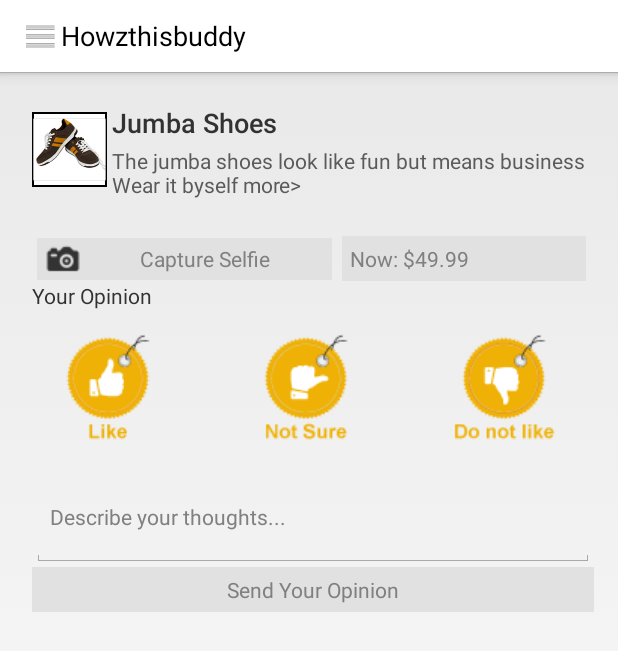
After one commit to veenunalla/HowzIsThisBuddy, an Android app: the layout activity_popup_view.xml on its own in the app's theme, with its tools: preview values and no code run, on a phone screen of 412 x 824 dp. The commit adds this screen. Shown: the top 651 px of the screen. Run offline under Robolectric (Android 15) with nearby library versions, the phone set to English and light mode, and no system bars.

Commit message:
Popup View for the Notification Completed.

```diff
--- a/app/src/main/AndroidManifest.xml
+++ b/app/src/main/AndroidManifest.xml
@@ -19,6 +19,7 @@
     <permission
         android:name="com.pivotaldesign.howzthisbuddy.permission.C2D_MESSAGE"
         android:protectionLevel="signature" />
+
     <uses-permission android:name="android.permission.VIBRATE" />
     <uses-permission android:name="android.permission.CAMERA" />
     <uses-permission android:name="android.permission.FLASHLIGHT" />
@@ -96,6 +97,10 @@
             android:name=".HBNotificationActivity"
             android:label="@string/title_activity_hbnotification" >
         </activity>
+        <activity
+            android:name=".Controllers.PopupViewActivity"
+            android:theme="@android:style/Theme.Dialog">
+        </activity>
     </application>
 
 </manifest>
--- /dev/null
+++ b/app/src/main/java/com/pivotaldesign/howzthisbuddy/Controllers/PopupViewActivity.java
@@ -0,0 +1,39 @@
+package com.pivotaldesign.howzthisbuddy.Controllers;
+
+import android.app.Activity;
+import android.os.Bundle;
+import android.view.Menu;
+import android.view.MenuItem;
+
+import com.pivotaldesign.howzthisbuddy.R;
+
+public class PopupViewActivity extends Activity {
+
+    @Override
+    protected void onCreate(Bundle savedInstanceState) {
+        super.onCreate(savedInstanceState);
+        setContentView(R.layout.activity_popup_view);
+    }
+
+    @Override
+    public boolean onCreateOptionsMenu(Menu menu) {
+        // Inflate the menu; this adds items to the action bar if it is present.
+        getMenuInflater().inflate(R.menu.menu_popup_view, menu);
+        return true;
+    }
+
+    @Override
+    public boolean onOptionsItemSelected(MenuItem item) {
+        // Handle action bar item clicks here. The action bar will
+        // automatically handle clicks on the Home/Up button, so long
+        // as you specify a parent activity in AndroidManifest.xml.
+        int id = item.getItemId();
+
+        //noinspection SimplifiableIfStatement
+        if (id == R.id.action_settings) {
+            return true;
+        }
+
+        return super.onOptionsItemSelected(item);
+    }
+}
--- a/app/src/main/java/com/pivotaldesign/howzthisbuddy/GCMIntentService.java
+++ b/app/src/main/java/com/pivotaldesign/howzthisbuddy/GCMIntentService.java
@@ -19,6 +19,7 @@ import android.view.Display;
 import android.widget.Toast;
 
 import com.google.android.gcm.GCMBaseIntentService;
+import com.pivotaldesign.howzthisbuddy.Controllers.PopupViewActivity;
 import com.pivotaldesign.howzthisbuddy.R;
 import com.pivotaldesign.howzthisbuddy.util.SharedPreferenceHelper;
 
@@ -29,11 +30,11 @@ public class GCMIntentService extends GCMBaseIntentService {
 	private  final int VIBRATE_OFF = 0;
 	private  final int VIBRATE_DEFAULT = 1;
 	private  final int VIBRATE_SHORT = 2;
-	private  final int VIBRATE_LONG = 3;
+//	private  final int VIBRATE_LONG = 3;
 	private  final int POPUP_OFF = 0;
 	private  final int POPUP_ON_WHEN_SCREEN_ON = 1;
 	private  final int POPUP_ON_WHEN_SCREEN_OFF = 2;
-	private  final int POPUP_ALWAYS_SHOW = 3;
+//	private  final int POPUP_ALWAYS_SHOW = 3;
 
 
 	// Use your PROJECT ID from Google API into SENDER_ID
@@ -87,14 +88,14 @@ public class GCMIntentService extends GCMBaseIntentService {
 		}
 		noVibrate = false;
 		vibrateMode = new long[0];
-		if (vibrateType == 0){
+		if (vibrateType == VIBRATE_OFF){
 			noVibrate = true;
 		}
-		else if (vibrateType == 1){
+		else if (vibrateType == VIBRATE_DEFAULT){
 			vibrateMode = vibrateDefault;
 			// Create the notification with a notification builder
 
-		}else if (vibrateType == 2){
+		}else if (vibrateType == VIBRATE_SHORT){
 			vibrateMode = vibrateShort;
 			// Create the notification with a notification builder
 
@@ -104,15 +105,22 @@ public class GCMIntentService extends GCMBaseIntentService {
 		}
 		if (popUpType == POPUP_OFF){
 
+
 		}else if (popUpType == POPUP_ON_WHEN_SCREEN_ON){
 			if (!screenLocked){
-				showNotification(data, context);
+				Intent intent = new Intent(context, PopupViewActivity.class);
+				intent.addFlags(Intent.FLAG_ACTIVITY_NEW_TASK);
+				this.getApplicationContext().startActivity(intent);
+//				showNotification(data, context);
 			}
 		}else if (popUpType == POPUP_ON_WHEN_SCREEN_OFF){
 			if (screenLocked){
 				showNotification(data, context);
 			}
 		}else {
+			Intent intent = new Intent(context, PopupViewActivity.class);
+			intent.addFlags(Intent.FLAG_ACTIVITY_NEW_TASK);
+			this.getApplicationContext().startActivity(intent);
 			showNotification(data,context);
 		}
 	}
--- a/app/src/main/java/com/pivotaldesign/howzthisbuddy/fragments/HBNotificationFragment.java
+++ b/app/src/main/java/com/pivotaldesign/howzthisbuddy/fragments/HBNotificationFragment.java
@@ -192,20 +192,19 @@ public class HBNotificationFragment extends Fragment {
                 // find which radio button is selected
                 if (checkedId == R.id.radioButton_one) {
                     saveToSharedPreferenceAndUpdateListView(radioButton1.getText().toString(), isVibrateAlertView, 0);
-                    dialog.dismiss();
                 } else if (checkedId == R.id.radioButton_two) {
                     saveToSharedPreferenceAndUpdateListView(radioButton2.getText().toString(), isVibrateAlertView, 1);
-                    dialog.dismiss();
                 } else if (checkedId == R.id.radioButton_three) {
                     saveToSharedPreferenceAndUpdateListView(radioButton3.getText().toString(), isVibrateAlertView, 2);
-                    dialog.dismiss();
                 } else {
                     saveToSharedPreferenceAndUpdateListView(radioButton4.getText().toString(), isVibrateAlertView, 3);
-                    dialog.dismiss();
                 }
+                dialog.dismiss();
+
             }
 
         });
+
 
 
         Button cancelButton = (Button) dialog.findViewById(R.id.radioButton_canncel);
--- /dev/null
+++ b/app/src/main/res/layout/activity_popup_view.xml
@@ -0,0 +1,84 @@
+<RelativeLayout xmlns:android="http://schemas.android.com/apk/res/android"
+    xmlns:tools="http://schemas.android.com/tools" android:layout_width="match_parent"
+    android:layout_height="match_parent" android:paddingLeft="@dimen/activity_horizontal_margin"
+    android:paddingRight="@dimen/activity_horizontal_margin"
+    android:paddingTop="@dimen/activity_vertical_margin"
+    android:paddingBottom="@dimen/activity_vertical_margin"
+    tools:context="com.pivotaldesign.howzthisbuddy.Controllers.PopupViewActivity">
+    <include layout="@layout/layout_dialog_product_details"
+        android:id="@+id/include" />      <TextView
+    android:id="@+id/txt_response_your_opinion_title"
+    android:layout_width="wrap_content"
+    android:layout_height="wrap_content"
+    android:text="@string/str_opinion_response_your_opinion"
+    android:layout_below="@+id/include"
+    android:layout_alignLeft="@+id/include"
+    android:layout_alignStart="@+id/include" />
+
+    <RelativeLayout
+        android:layout_width="match_parent"
+        android:layout_height="wrap_content"
+        android:orientation="horizontal"
+        android:layout_centerVertical="true"
+        android:layout_alignLeft="@+id/include"
+        android:layout_alignStart="@+id/include"
+        android:id="@+id/relativeLayout">
+
+    </RelativeLayout>
+
+    <EditText
+        android:id="@+id/editText"
+        android:layout_width="match_parent"
+        android:layout_height="wrap_content"
+        android:ems="10"
+        android:hint="@string/str_opinion_response_describe_hint"
+        android:lines="3"
+        android:minLines="3"
+        android:scrollbars="vertical"
+        android:inputType="textMultiLine"
+        android:singleLine="false"
+        android:textAppearance="@android:style/TextAppearance.DeviceDefault.Small"
+        android:layout_below="@+id/img_opinion_response_like"
+        android:layout_alignLeft="@+id/img_opinion_response_like"
+        android:layout_alignStart="@+id/img_opinion_response_like" />
+
+    <TextView
+        android:id="@+id/textView2"
+        android:layout_width="match_parent"
+        android:layout_height="wrap_content"
+        android:background="@color/color_button_bg"
+        android:gravity="center"
+        android:padding="5dp"
+        android:text="@string/str_opinion_response_send_your_opinion"
+        android:textAppearance="@android:style/TextAppearance.DeviceDefault.Small"
+        android:layout_below="@+id/editText"
+        android:layout_alignLeft="@+id/editText"
+        android:layout_alignStart="@+id/editText" />
+
+    <ImageButton
+        android:id="@+id/img_opinion_response_like"
+        android:layout_width="wrap_content"
+        android:layout_height="wrap_content"
+        android:background="@drawable/selector_like"
+        android:layout_below="@+id/txt_response_your_opinion_title"
+        android:layout_alignLeft="@+id/txt_response_your_opinion_title"
+        android:layout_alignStart="@+id/txt_response_your_opinion_title" />
+
+    <ImageButton
+        android:id="@+id/img_opinion_response_not_sure"
+        android:layout_width="wrap_content"
+        android:layout_height="wrap_content"
+        android:background="@drawable/selector_not_sure"
+        android:layout_alignTop="@+id/img_opinion_response_do_not_like"
+        android:layout_centerHorizontal="true" />
+
+    <ImageButton
+        android:id="@+id/img_opinion_response_do_not_like"
+        android:layout_width="wrap_content"
+        android:layout_height="wrap_content"
+        android:layout_gravity="end"
+        android:background="@drawable/selector_do_not_like"
+        android:layout_below="@+id/txt_response_your_opinion_title"
+        android:layout_alignRight="@+id/include"
+        android:layout_alignEnd="@+id/include" />
+</RelativeLayout>
--- /dev/null
+++ b/app/src/main/res/layout/layout_dialog_product_details.xml
@@ -0,0 +1,244 @@
+<?xml version="1.0" encoding="utf-8"?>
+<LinearLayout xmlns:android="http://schemas.android.com/apk/res/android"
+    android:layout_width="match_parent"
+    android:layout_height="wrap_content"
+    android:layout_marginLeft="5dp"
+    android:layout_marginRight="5dp"
+    android:layout_marginTop="5dp"
+    android:orientation="vertical" >
+
+    <LinearLayout
+        android:layout_width="match_parent"
+        android:layout_height="wrap_content"
+        android:orientation="horizontal"
+        android:weightSum="2"
+        android:layout_marginBottom="3dp" >
+
+        <LinearLayout
+            android:layout_width="wrap_content"
+            android:layout_height="wrap_content"
+            android:layout_marginTop="5dp"
+            android:orientation="horizontal" >
+
+            <ImageView
+                android:id="@+id/img_product_detail_picture"
+                android:layout_width="50dp"
+                android:layout_height="50dp"
+                android:layout_gravity="start"
+                android:src="@drawable/shoe_big"
+                android:background="@drawable/img_background" />
+        </LinearLayout>
+
+        <LinearLayout
+            android:layout_width="match_parent"
+            android:layout_height="wrap_content"
+            android:orientation="vertical"
+            android:layout_marginLeft="3dp" >
+
+            <TextView
+                android:id="@+id/txt_product_detail_name"
+                android:layout_width="match_parent"
+                android:layout_height="wrap_content"
+                android:layout_gravity="top"
+                android:text="Jumba Shoes"
+                android:textAppearance="@android:style/TextAppearance.DeviceDefault.Medium" />
+
+            <TextView
+                android:id="@+id/txt_product_detail_product_id"
+                android:layout_width="wrap_content"
+                android:layout_height="wrap_content"
+                android:text="Product ID:X233343434"
+                android:textAppearance="@android:style/TextAppearance.DeviceDefault.Small"
+                android:textColor="#5A5A5A"
+                android:visibility="gone"/>
+
+            <TextView
+                android:id="@+id/txt_product_detail_product_description"
+                android:layout_width="match_parent"
+                android:layout_height="wrap_content"
+                android:layout_marginBottom="5dp"
+                android:lines="3"
+                android:maxLines="3"
+                android:layout_marginTop="3dp"
+                android:ellipsize="end"
+                android:text="The jumba shoes look like fun but means business Wear it byself more>"
+                android:textAppearance="@android:style/TextAppearance.DeviceDefault.Small"
+                android:textColor="#5A5A5A" />
+
+        </LinearLayout>
+
+    </LinearLayout>
+
+
+    <LinearLayout
+        android:layout_width="match_parent"
+        android:layout_height="wrap_content"
+        android:layout_weight="2"
+        android:orientation="horizontal"
+        android:layout_marginLeft="3dp" >
+        <TextView
+            android:id="@+id/txt_product_detail_selfie"
+            android:layout_width="wrap_content"
+            android:layout_height="wrap_content"
+            android:background="@color/color_button_bg"
+            android:drawableLeft="@drawable/camera"
+            android:layout_weight="1"
+            android:drawableStart="@drawable/camera"
+            android:gravity="center"
+            android:layout_marginRight="3dp"
+            android:paddingBottom="2dp"
+            android:paddingEnd="5dp"
+            android:paddingLeft="5dp"
+            android:paddingRight="5dp"
+            android:paddingTop="2dp"
+            android:text=" Capture Selfie"
+            android:textAppearance="@android:style/TextAppearance.DeviceDefault.Small" />
+        <TextView
+            android:id="@+id/txt_product_detail_price"
+            android:layout_width="wrap_content"
+            android:layout_weight="1"
+            android:layout_height="wrap_content"
+            android:background="@color/color_button_bg"
+            android:padding="5dp"
+            android:layout_marginLeft="3dp"
+            android:text="Now: $49.99"
+            android:textAppearance="@android:style/TextAppearance.DeviceDefault.Small" />
+    </LinearLayout>
+
+    <LinearLayout
+        android:layout_width="match_parent"
+        android:layout_height="wrap_content"
+        android:orientation="horizontal"
+        android:weightSum="2"
+        android:visibility="gone">
+
+        <LinearLayout
+            android:layout_width="0dp"
+            android:layout_height="wrap_content"
+            android:layout_weight="1"
+            android:orientation="vertical" >
+
+            <LinearLayout
+                android:layout_width="match_parent"
+                android:layout_height="wrap_content"
+                android:layout_marginEnd="5dp"
+                android:layout_marginRight="5dp"
+                android:orientation="horizontal"
+                android:weightSum="3" >
+
+                <LinearLayout
+                    android:layout_width="0dp"
+                    android:layout_height="wrap_content"
+                    android:layout_weight="1" >
+
+                    <ImageView
+                        android:id="@+id/img_product_detail_picture_first"
+                        android:layout_width="wrap_content"
+                        android:layout_height="wrap_content"
+                        android:src="@drawable/shoe_thumb_first"
+                        android:visibility="invisible" />
+                </LinearLayout>
+
+                <ImageView
+                    android:id="@+id/img_product_detail_picture_second"
+                    android:layout_width="0dp"
+                    android:layout_height="wrap_content"
+                    android:layout_weight="1"
+                    android:visibility="invisible"
+                    android:src="@drawable/shoe_thumb_second" />
+
+                <ImageView
+                    android:id="@+id/img_product_detail_picture_third"
+                    android:layout_width="0dp"
+                    android:layout_height="wrap_content"
+                    android:layout_weight="1"
+                    android:src="@drawable/shoe_thumb_third"
+                    android:visibility="invisible" />
+            </LinearLayout>
+
+            <LinearLayout
+                android:layout_width="match_parent"
+                android:layout_height="wrap_content"
+                android:layout_gravity="bottom"
+                android:layout_marginTop="10dp"
+                android:orientation="horizontal" >
+
+                <TextView
+                    android:id="@+id/txt_product_detail_size"
+                    android:layout_width="wrap_content"
+                    android:layout_height="wrap_content"
+                    android:layout_gravity="start"
+                    android:layout_marginEnd="3dp"
+                    android:layout_marginRight="3dp"
+                    android:layout_marginTop="10dp"
+                    android:background="@color/color_textview_bg"
+                    android:paddingLeft="5dp"
+                    android:paddingRight="5dp"
+                    android:text="Size: 11"
+                    android:visibility="invisible" />
+
+                <LinearLayout
+                    android:layout_width="wrap_content"
+                    android:layout_height="wrap_content"
+                    android:background="@color/color_textview_bg"
+                    android:gravity="center_vertical"
+                    android:orientation="horizontal"
+                    android:paddingLeft="3dp"
+                    android:paddingRight="3dp"
+                    android:visibility="gone" >
+
+                    <TextView
+                        android:id="@+id/txt_product_detail_color"
+                        android:layout_width="wrap_content"
+                        android:layout_height="wrap_content"
+                        android:text="Color" />
+
+                    <TextView
+                        android:id="@+id/txt_product_detail_first_color_code"
+                        android:layout_width="10dp"
+                        android:layout_height="10dp"
+                        android:layout_marginLeft="2dp"
+                        android:layout_marginStart="2dp"
+                        android:visibility="invisible" />
+
+                    <TextView
+                        android:id="@+id/txt_product_detail_second_color_code"
+                        android:layout_width="10dp"
+                        android:layout_height="10dp"
+                        android:layout_marginLeft="2dp"
+                        android:layout_marginRight="2dp"
+                        android:visibility="invisible" />
+
+                    <TextView
+                        android:id="@+id/txt_product_detail_thord_color_code"
+                        android:layout_width="10dp"
+                        android:layout_height="10dp"
+                        android:layout_marginEnd="2dp"
+                        android:layout_marginRight="2dp"
+                        android:visibility="invisible" />
+                </LinearLayout>
+            </LinearLayout>
+        </LinearLayout>
+
+        <LinearLayout
+            android:layout_width="0dp"
+            android:layout_height="wrap_content"
+            android:layout_weight="1"
+            android:gravity="center_vertical"
+            android:orientation="vertical" >
+
+            <TextView
+                android:id="@+id/txt_product_detail_product_origin_price"
+                android:layout_width="wrap_content"
+                android:layout_height="wrap_content"
+                android:layout_marginBottom="5dp"
+                android:layout_marginTop="5dp"
+                android:text="Orig: $85.00"
+                android:visibility="gone"
+                android:textAppearance="@android:style/TextAppearance.DeviceDefault.Small" />
+
+
+        </LinearLayout>
+    </LinearLayout>
+
+</LinearLayout>
--- /dev/null
+++ b/app/src/main/res/menu/menu_popup_view.xml
@@ -0,0 +1,6 @@
+<menu xmlns:android="http://schemas.android.com/apk/res/android"
+    xmlns:tools="http://schemas.android.com/tools"
+    tools:context="com.pivotaldesign.howzthisbuddy.Controllers.PopupViewActivity">
+    <item android:id="@+id/action_settings" android:title="@string/action_settings"
+        android:orderInCategory="100" android:showAsAction="never" />
+</menu>
--- a/app/src/main/res/values/strings.xml
+++ b/app/src/main/res/values/strings.xml
@@ -35,5 +35,6 @@
 
     <!-- TODO: Remove or change this placeholder text -->
     <string name="hello_blank_fragment">Hello blank fragment</string>
+    <string name="title_activity_popup_view">PopupViewActivity</string>
 
 </resources>
```
